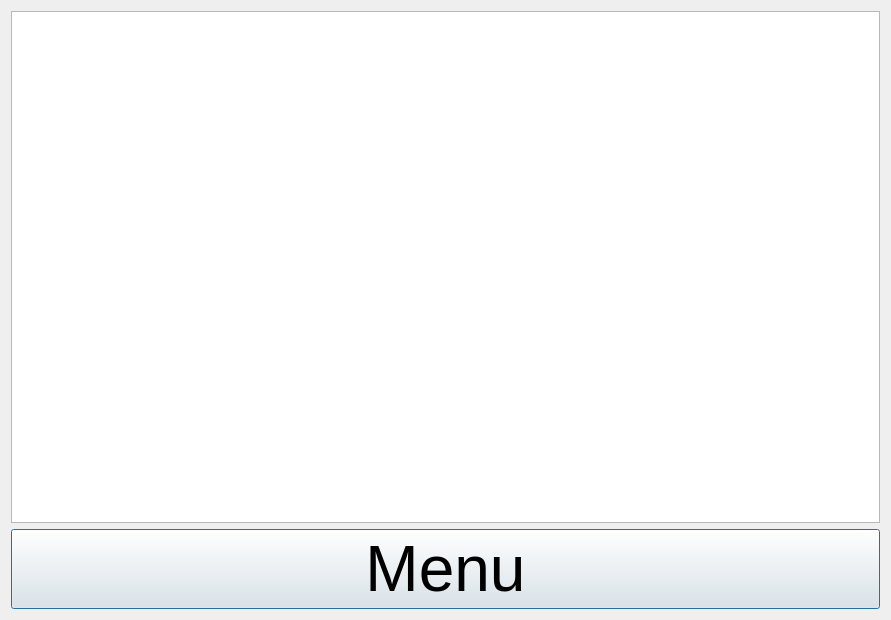
Above: bankautomat/tilitapahtumat_credit.ui from tvt21kmo-bank-project/group_3 before the change. Below: the same form after it.
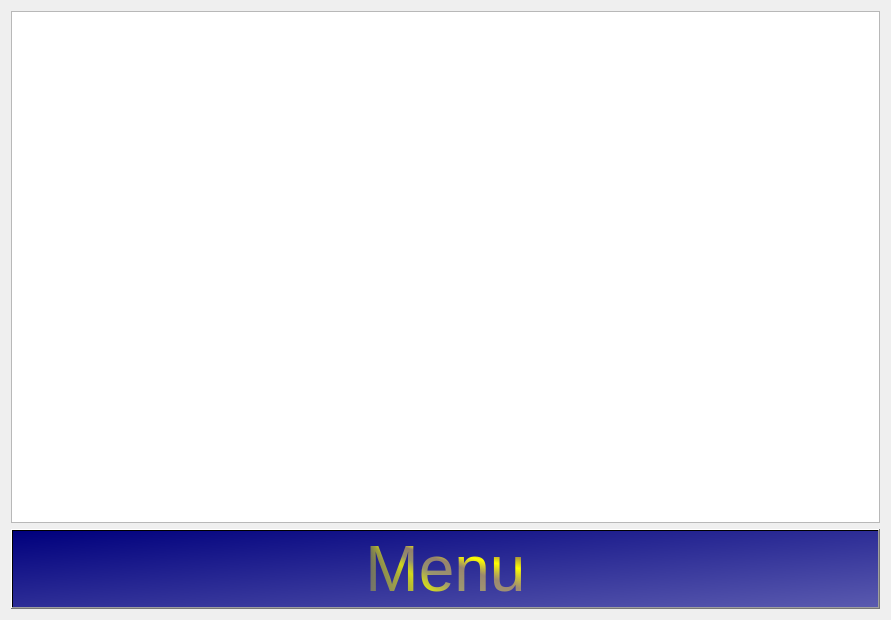
That is the form after the change.

Diff of the .ui file:
```diff
--- a/bankautomat/tilitapahtumat_credit.ui
+++ b/bankautomat/tilitapahtumat_credit.ui
@@ -37,29 +37,8 @@
       </font>
      </property>
      <property name="styleSheet">
-      <string notr="true">QPushButton {
-
-  background-color:  #C0C0C0;
-    border-style: outset;
-    border-width: 2px;
-    border-radius: 10px;
-    border-color: beige;
-    min-width: 10em;
-    padding: 6px;
-	color: black;
-}♣
-
-QPushButton:pressed {
-
-  background-color:  #808080;
-    border-style: outset;
-    border-width: 2px;
-    border-radius: 10px;
-    border-color: beige;
-    min-width: 10em;
-    padding: 6px;
-	color: black;
-}♣</string>
+      <string notr="true">background-color: qlineargradient(spread:pad, x1:0, y1:0, x2:1, y2:1, stop:0 rgba(0, 0, 125, 255), stop:1 rgba(90, 90, 175, 255));
+color: qconicalgradient(cx:0, cy:0, angle:135, stop:0 rgba(255, 255, 0, 69), stop:0.375 rgba(255, 255, 0, 69), stop:0.423533 rgba(251, 255, 0, 145), stop:0.45 rgba(247, 255, 0, 208), stop:0.477581 rgba(255, 244, 71, 130), stop:0.518717 rgba(255, 218, 71, 130), stop:0.55 rgba(255, 255, 0, 255), stop:0.57754 rgba(255, 203, 0, 130), stop:0.625 rgba(255, 255, 0, 69), stop:1 rgba(255, 255, 0, 69));</string>
      </property>
      <property name="text">
       <string>Menu</string>
```
